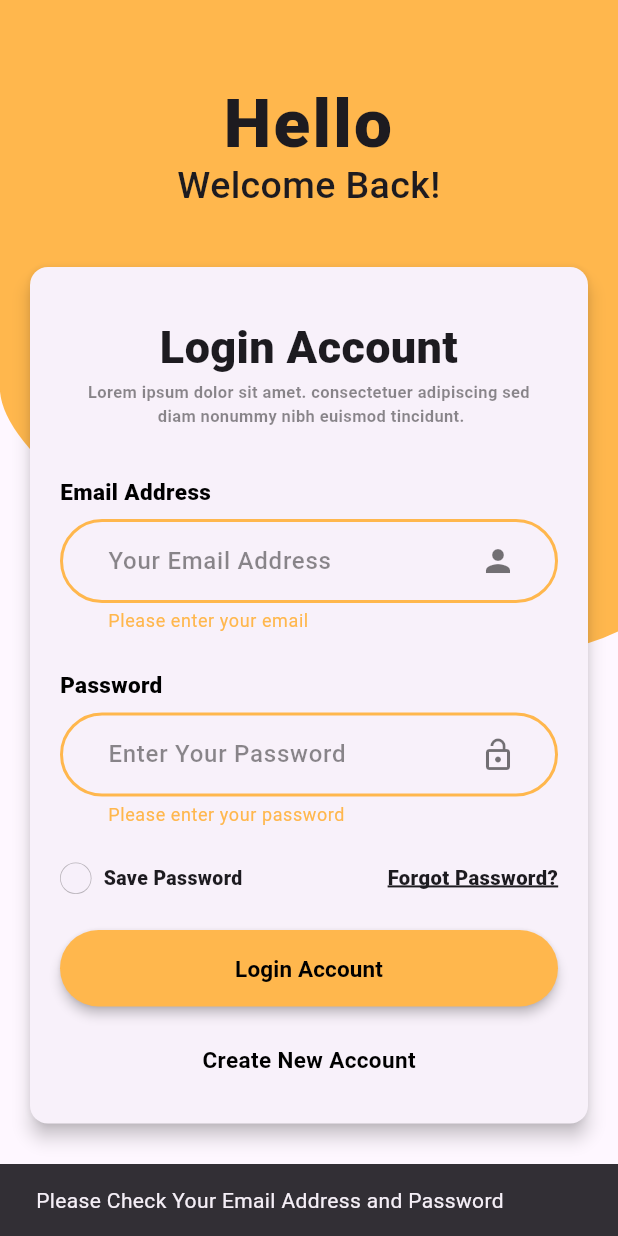
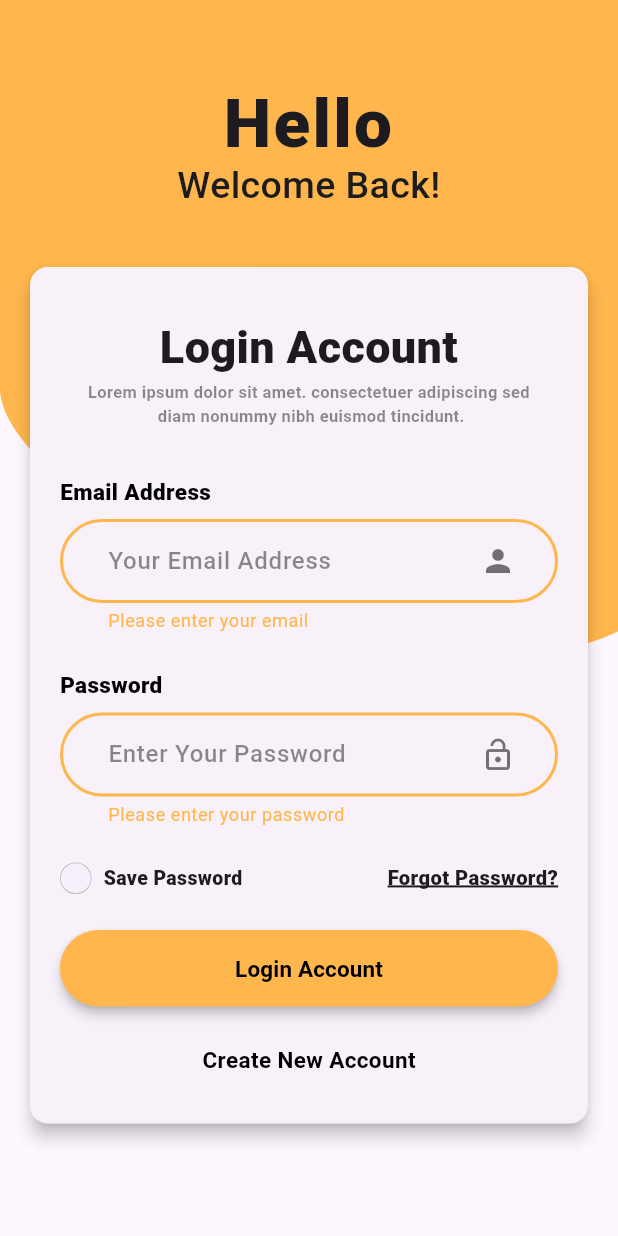
Before and after one commit to Ratndeep1999/signin-and-signup-screen, a Flutter app: the screen it shows after launch, after a tap on "Login Account", on a phone screen of 412 x 824 dp. Run offline on Flutter 3.47's test engine with Material 3 defaults, Android fonts, the phone set to English and light mode, and no system bars.

Commit message:
snackbar design add and refactor

```diff
--- a/lib/signin_screen.dart
+++ b/lib/signin_screen.dart
@@ -5,6 +5,7 @@ import 'Custom Widgets/custom_button.dart';
 import 'Custom Widgets/custom_clickable_text.dart';
 import 'Custom Widgets/custom_heading.dart';
 import 'Custom Widgets/custom_second_heading.dart';
+import 'Custom Widgets/custom_snackbar.dart';
 import 'Custom Widgets/custom_text_field.dart';
 import 'Custom Widgets/customClippingDesign.dart';
 
@@ -42,6 +43,12 @@ class _SigninScreenState extends State<SigninScreen> {
 
       /// Body
       body: SingleChildScrollView(
+        child: InkWell(
+          onTap: () {
+            FocusScope.of(context).unfocus();
+          },
+          //highlightColor: Colors.transparent,
+          splashColor: Colors.transparent,
           child: SafeArea(
             child: Stack(
               children: [
@@ -54,7 +61,10 @@ class _SigninScreenState extends State<SigninScreen> {
                   crossAxisAlignment: CrossAxisAlignment.center,
                   children: [
                     /// Heading Text
-                  CustomHeading(bigText: "Hello\n", smallText: "Welcome Back!"),
+                    CustomHeading(
+                      bigText: "Hello\n",
+                      smallText: "Welcome Back!",
+                    ),
                     const SizedBox(height: 40),
 
                     /// Main Section
@@ -142,18 +152,12 @@ class _SigninScreenState extends State<SigninScreen> {
                                   loginClick: () {
                                     /// If Details is valid then Login..
                                     if (_formKey.currentState!.validate()) {
-                                    ScaffoldMessenger.of(context).showSnackBar(
-                                      const SnackBar(
-                                        content: Text('Login....Please wait'),
-                                      ),
+                                      ScaffoldMessenger.of(
+                                        context,
+                                      ).showSnackBar(
+                                        CustomSnackBar() as SnackBar,
                                       );
-                                  } else {
-                                    ScaffoldMessenger.of(context).showSnackBar(
-                                      const SnackBar(
-                                        content: Text('Please Check Your Email Address and Password'),
-                                      ),
-                                    );
-                                  }
+                                    } else {}
                                   },
                                 ),
                                 const SizedBox(height: 25.0),
@@ -171,6 +175,7 @@ class _SigninScreenState extends State<SigninScreen> {
                   ],
                 ),
               ],
+            ),
           ),
         ),
       ),
@@ -196,7 +201,7 @@ class _SigninScreenState extends State<SigninScreen> {
     if (password == null || password.isEmpty) {
       return "Please enter your password";
     }
-    if (password.length > 8) {
+    if (password.length < 8) {
       return "Password must be at least 8 characters";
     }
     if (password.contains(' ')) {
```
Lines whose indentation alone changed are shown as unchanged.
